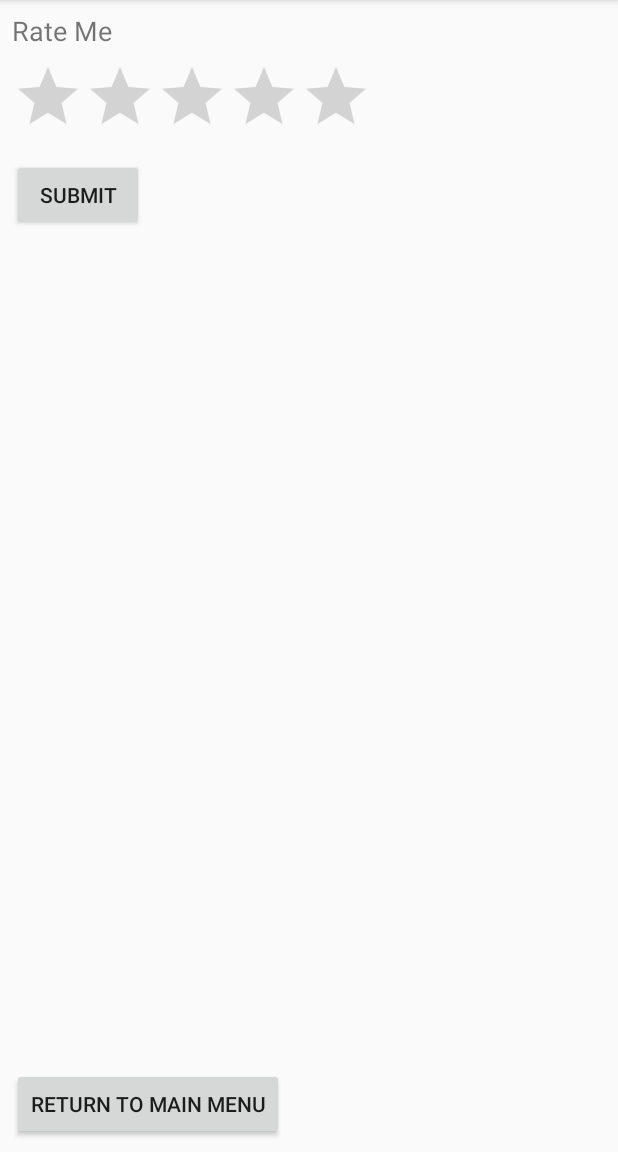
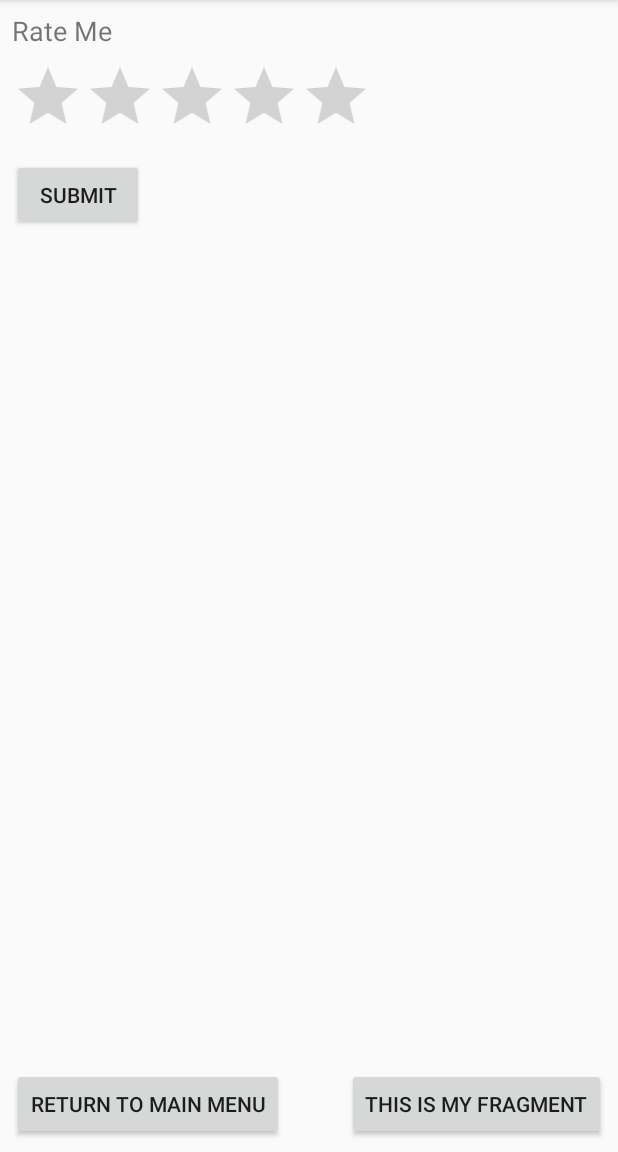
Before and after one commit to Geostalker26/appmanagement, an Android app: the screen it shows after launch (firstapp), after a tap on "RATE", on a phone screen of 412 x 824 dp, the part 84-1236 px from its top. Run offline under Robolectric (Android 15) with nearby library versions, the phone set to English and light mode, and no system bars.

Commit message:
another push

```diff
--- a/app/src/main/java/com/example/brent/appmanagement/MainActivity.java
+++ b/app/src/main/java/com/example/brent/appmanagement/MainActivity.java
@@ -1,6 +1,7 @@
 package com.example.brent.appmanagement;
 
 import android.content.Intent;
+import android.content.SharedPreferences;
 import android.os.Build;
 import android.os.Bundle;
 import android.support.v7.app.AppCompatActivity;
@@ -11,6 +12,7 @@ import android.widget.Toast;
 
 public class MainActivity extends AppCompatActivity {
 
+
     TextView firstrating, secondrating;
     @Override
     protected void onCreate(Bundle savedInstanceState) {
@@ -19,32 +21,42 @@ public class MainActivity extends AppCompatActivity {
 
         ratingapp1();
         ratingapp2();
-        getrating();
 
-
+        SharedPreferences datasent = getSharedPreferences("SendingData", MODE_PRIVATE);
+        float SetText1  = datasent.getFloat("rating1", 0f);
+        float SetText2 = datasent.getFloat("rating2", 0f);
+        firstrating = findViewById(R.id.savedrating1);
+        if (SetText1 == 0f){
+            firstrating.setText("");
+        }else {
+            firstrating.setText("You rated this app " + String.valueOf(SetText1) + " out of 5 stars");
+        }
+        secondrating = findViewById(R.id.savedrating2);
+        if(SetText2 == 0f){
+            secondrating.setText("");
+        }else {
+            secondrating.setText("You rated this app " + String.valueOf(SetText2) + " out of 5 stars");
+        }
     }
 
 
 
-    private void getrating(){
-        //firstrating = findViewById(R.id.savedrating1);
-       // secondrating = findViewById(R.id.savedrating2);
 
 
-        //Intent i = getIntent();
-        //firstrating.setText(i.getExtras().getString("rating"));
-       // secondrating.setText(i.getStringExtra("rating2"));
-
-//        Bundle extras = getIntent().getExtras();
-//        if (extras != null) {
-//            String rating = extras.getString("rating");
-//            firstrating = findViewById(R.id.savedrating1);
-//            firstrating.setText(rating);
-//            String rating2 = extras.getString("rating2");
-//            secondrating = findViewById(R.id.savedrating2);
-//            secondrating.setText(rating2);
-//        }
-
+    private void ratingapp2(){
+        Button rateapp2 = findViewById(R.id.rateapp2);
+        rateapp2.setOnClickListener(new View.OnClickListener() {
+            @Override
+            public void onClick(View view) {
+                if(Build.VERSION.SDK_INT <= Build.VERSION_CODES.KITKAT){
+                    Toast.makeText(getApplicationContext(),
+                            "Sorry you need to upgrade your phone before you can rate the apps", Toast.LENGTH_LONG).show();
+                }else {
+                    Intent intent2 = new Intent(getApplicationContext(), secondapp.class);
+                    //startActivity(intent2);
+                }
+            }
+        });
     }
     private void ratingapp1(){
         Button rateapp1 = findViewById(R.id.rateapp1);
@@ -56,45 +68,7 @@ public class MainActivity extends AppCompatActivity {
                             "Sorry you need to upgrade your phone before you can rate the apps", Toast.LENGTH_LONG).show();
                 }else {
                     Intent intent = new Intent(getApplicationContext(), firstapp.class);
-                    startActivityForResult(intent, 1);
-                }
-            }
-        });
-    }
-
-    @Override
-    protected void onActivityResult(int requestCode, int resultCode, Intent data) {
-        super.onActivityResult(requestCode, resultCode, data);
-        if (requestCode == 1){
-            if(null != data){
-                String r1 = data.getStringExtra("rating");
-                firstrating = findViewById(R.id.savedrating1);
-                firstrating.setText(r1);
-                String r2 = data.getStringExtra("rating2");
-                secondrating = findViewById(R.id.savedrating2);
-                secondrating.setText(r2);
-            }
-        }
-
-
-    }
-
-    private void ratingapp2(){
-        Button rateapp2 = findViewById(R.id.rateapp2);
-        rateapp2.setOnClickListener(new View.OnClickListener() {
-            @Override
-            public void onClick(View view) {
-                if(Build.VERSION.SDK_INT <= Build.VERSION_CODES.KITKAT){
-                    Toast.makeText(getApplicationContext(),
-                            "Sorry you need to upgrade your phone before you can rate the apps", Toast.LENGTH_LONG).show();
-                }else {
-//                    Bundle extras = getIntent().getExtras();
-//                    if(extras != null) {
-//                        firstrating =  findViewById(R.id.savedrating1);
-//                        firstrating.setText(extras.getString("rating"));
-//                    }
-                    Intent intent2 = new Intent(getApplicationContext(), secondapp.class);
-                    startActivityForResult(intent2, 1);
+                    startActivity(intent);
                 }
             }
         });
--- a/app/src/main/java/com/example/brent/appmanagement/firstapp.java
+++ b/app/src/main/java/com/example/brent/appmanagement/firstapp.java
@@ -1,6 +1,7 @@
 package com.example.brent.appmanagement;
 
 import android.content.Intent;
+import android.content.SharedPreferences;
 import android.os.Bundle;
 import android.support.v7.app.AppCompatActivity;
 import android.view.View;
@@ -11,14 +12,25 @@ import android.widget.Toast;
 public class firstapp extends AppCompatActivity {
 
 
+    //Define Rating bar
     public RatingBar ratingBar;
+
 
     @Override
     protected void onCreate(Bundle savedInstanceState) {
         super.onCreate(savedInstanceState);
         setContentView(R.layout.activity_firstapp);
+
+        SharedPreferences datasent = getSharedPreferences("SendingData", MODE_PRIVATE);
+
         ratingBar =  findViewById(R.id.ratingBar);
+        float setrate = datasent.getFloat("rating1", 0f);
+        ratingBar.setRating(setrate);
         return1();
+
+
+
+
     }
     public void rateMe(View view){
 
@@ -27,16 +39,25 @@ public class firstapp extends AppCompatActivity {
 
 
     }
-    private void return1(){
+
+
+    public void return1(){
         Button returntomain1 = findViewById(R.id.returntomain1);
+
+        SharedPreferences datasent = getSharedPreferences("SendingData", MODE_PRIVATE);
+        final SharedPreferences.Editor editor = datasent.edit();
+
         returntomain1.setOnClickListener(new View.OnClickListener() {
             @Override
             public void onClick(View view) {
+
+                Float data = (ratingBar.getRating());
+
+                editor.putFloat("rating1", data);
+                editor.apply();
+
                 Intent i = new Intent(getApplicationContext(), MainActivity.class);
-
-                i.putExtra("rating", "You have rated this app " + String.valueOf(ratingBar.getRating() + " stars out of 5"));
-                setResult(1, i);
-                finish();
+                startActivity(i);
             }
         });
     }
--- /dev/null
+++ b/app/src/main/java/com/example/brent/myfragment.java
@@ -0,0 +1,42 @@
+package com.example.brent;
+
+import android.app.Fragment;
+import android.os.Bundle;
+import android.view.LayoutInflater;
+import android.view.View;
+import android.view.ViewGroup;
+import android.widget.Button;
+import android.widget.Toast;
+
+import com.example.brent.appmanagement.R;
+
+
+public class myfragment extends Fragment {
+
+    public static myfragment newInstance(int index) {
+        myfragment f = new myfragment();
+        return f;
+    }
+
+    @Override
+    public View onCreateView(LayoutInflater inflater, ViewGroup container,
+                             Bundle savedInstanceState) {
+
+        View view = inflater.inflate(R.layout.myfragmentlayout, container, false);
+
+
+        Button mybutton  = view.findViewById(R.id.fragmentbutton);
+        mybutton.setOnClickListener(new View.OnClickListener() {
+            @Override
+            public void onClick(View view) {
+                Toast.makeText(view.getContext(),
+                        "This Button is a fragment", Toast.LENGTH_LONG).show();
+            }
+        });
+
+
+
+
+        return view;
+    }
+}
--- a/app/src/main/res/layout/activity_firstapp.xml
+++ b/app/src/main/res/layout/activity_firstapp.xml
@@ -50,4 +50,14 @@
         android:text="Submit"
         app:layout_constraintStart_toStartOf="parent"
         app:layout_constraintTop_toBottomOf="@+id/ratingBar" />
+
+    <fragment
+        android:id="@+id/fragment2"
+        android:name="com.example.brent.myfragment"
+        android:layout_width="wrap_content"
+        android:layout_height="wrap_content"
+        android:layout_marginBottom="8dp"
+        android:layout_marginEnd="8dp"
+        app:layout_constraintBottom_toBottomOf="parent"
+        app:layout_constraintEnd_toEndOf="parent" />
 </android.support.constraint.ConstraintLayout>
--- /dev/null
+++ b/app/src/main/res/layout/myfragmentlayout.xml
@@ -0,0 +1,19 @@
+<?xml version="1.0" encoding="utf-8"?>
+<android.support.constraint.ConstraintLayout
+    xmlns:android="http://schemas.android.com/apk/res/android"
+    xmlns:app="http://schemas.android.com/apk/res-auto"
+    xmlns:tools="http://schemas.android.com/tools"
+    android:layout_width="match_parent"
+    android:layout_height="match_parent">
+
+    <Button
+        android:id="@+id/fragmentbutton"
+        android:layout_width="wrap_content"
+        android:layout_height="wrap_content"
+        android:layout_marginTop="8dp"
+        android:text="this is my fragment"
+        app:layout_constraintBottom_toBottomOf="parent"
+        app:layout_constraintEnd_toEndOf="parent"
+        app:layout_constraintTop_toTopOf="parent"
+        app:layout_constraintVertical_bias="1.0" />
+</android.support.constraint.ConstraintLayout>
```
Also changed, not shown: app/src/main/java/com/example/brent/appmanagement/secondapp.java (+15 -3 lines), app/src/main/res/layout/activity_main.xml (+10 -0 lines), app/src/main/res/layout/activity_secondapp.xml (+10 -0 lines), 1 other file.
